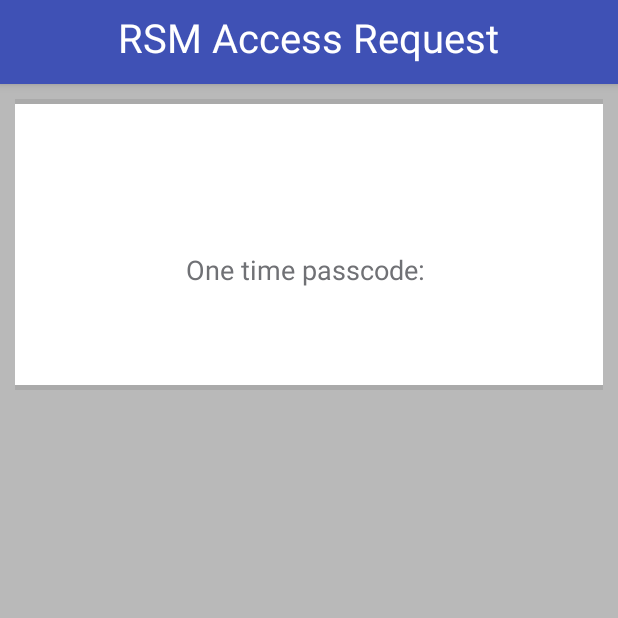
After one commit to jimboharrison/RSMAuthenticator, an Android app: the AccessRequestActivity screen opened directly, with no data from a screen before it, on a phone screen of 412 x 824 dp, the top half of it. The commit adds this screen. Run offline under Robolectric (Android 15) with nearby library versions, the phone set to English and light mode, and no system bars; 1 statement that could not run was skipped.

Commit message:
now brings down otp from gcm reciever

```diff
--- /dev/null
+++ b/app/src/main/java/com/rsm/rsmauthenticator/AccessRequestActivity.java
@@ -0,0 +1,51 @@
+package com.rsm.rsmauthenticator;
+
+import android.content.Intent;
+import android.os.Bundle;
+import android.support.design.widget.FloatingActionButton;
+import android.support.design.widget.Snackbar;
+import android.support.v7.app.AppCompatActivity;
+import android.support.v7.widget.Toolbar;
+import android.view.View;
+import android.widget.TextView;
+
+import java.text.ParseException;
+import java.text.SimpleDateFormat;
+import java.util.Date;
+
+public class AccessRequestActivity extends AppCompatActivity {
+
+    @Override
+    protected void onCreate(Bundle savedInstanceState) {
+        super.onCreate(savedInstanceState);
+        setContentView(R.layout.activity_access_request);
+
+        Intent myIntent = getIntent(); // gets the previously created intent
+        String otp = myIntent.getStringExtra("otp"); // will return otp
+        String requestTime = myIntent.getStringExtra("requestTime");
+        String username = myIntent.getStringExtra("username");
+        String appName = myIntent.getStringExtra("appName");
+
+
+
+        SimpleDateFormat format = new SimpleDateFormat(
+                "MMM EEE dd HH:mm:ss zzz yyyy");
+
+        try {
+            Date parseDate = format.parse(requestTime);
+        } catch (ParseException e) {
+            e.printStackTrace();
+        }
+
+        TextView tvUsername = (TextView)findViewById(R.id.requestusername);
+        TextView tvApp = (TextView)findViewById(R.id.requestapplication);
+        TextView tvDate = (TextView)findViewById(R.id.requestdate);
+        TextView tvOtp = (TextView) findViewById(R.id.requestotp);
+
+        tvUsername.setText(username);
+        tvApp.setText(appName);
+        tvDate.setText(requestTime);
+        tvOtp.setText(otp);
+    }
+
+}
--- a/app/src/main/java/com/rsm/rsmauthenticator/LoginActivity.java
+++ b/app/src/main/java/com/rsm/rsmauthenticator/LoginActivity.java
@@ -40,7 +40,7 @@ public class LoginActivity extends AppCompatActivity implements View.OnClickList
     String name, email, pass;
     Integer userId;
     String PROJECT_NUMBER = "540327761504";
-    String serverApiHost = "40.127.172.20";
+    String serverApiHost = "13.70.201.14";
     GCMClientManager pushClientManager;
 
     protected void onCreate(Bundle savedInstanceState) {
--- /dev/null
+++ b/app/src/main/res/layout/activity_access_request.xml
@@ -0,0 +1,96 @@
+<?xml version="1.0" encoding="utf-8"?>
+<LinearLayout xmlns:android="http://schemas.android.com/apk/res/android"
+    xmlns:app="http://schemas.android.com/apk/res-auto"
+    android:orientation="vertical"
+    android:layout_width="match_parent"
+    android:layout_height="match_parent"
+    android:weightSum="1"
+    android:background="#B9B9B9">
+
+    <android.support.design.widget.AppBarLayout
+        android:layout_width="match_parent"
+        android:layout_height="?attr/actionBarSize"
+        android:theme="@style/AppTheme.AppBarOverlay">
+
+        <TextView
+            android:layout_width="wrap_content"
+            android:layout_height="wrap_content"
+            android:text="RSM Access Request"
+            android:layout_gravity="center"
+            android:layout_marginTop="3pt"
+            android:textSize="12pt"
+            android:textColor="#fff"/>
+
+    </android.support.design.widget.AppBarLayout>
+
+
+    <LinearLayout
+        android:orientation="vertical"
+        android:layout_width="fill_parent"
+        android:layout_height="wrap_content"
+        android:layout_marginTop="10dp"
+        android:layout_marginLeft="10dp"
+        android:layout_marginRight="10dp"
+        android:layout_marginBottom="10dp"
+        android:background="#fff"
+        android:radius="2dp">
+
+        <View
+            android:layout_width="match_parent"
+            android:layout_height="3dp"
+            android:background="@android:color/darker_gray"/>
+
+        <TextView
+        android:id="@+id/requestusername"
+        android:layout_width="wrap_content"
+        android:layout_height="wrap_content"
+        android:layout_gravity="center"
+        android:layout_marginTop="10dp"
+        android:textStyle="bold"
+        android:textSize="10pt"
+        android:textColor="#3F9C35"/>
+
+        <TextView
+        android:id="@+id/requestapplication"
+        android:layout_width="wrap_content"
+        android:layout_height="wrap_content"
+        android:layout_gravity="center"
+        android:textSize="10pt"
+        android:textColor="#3F9C35"/>
+
+        <TextView
+            android:id="@+id/requestdate"
+            android:layout_width="wrap_content"
+            android:layout_height="wrap_content"
+            android:layout_gravity="center"
+            android:textSize="10pt"
+            android:textColor="#3F9C35"/>
+
+        <TextView
+            android:layout_width="wrap_content"
+            android:layout_height="wrap_content"
+            android:layout_gravity="center"
+            android:textSize="8pt"
+            android:text="One time passcode: "
+            android:textColor="#707175"/>
+
+        <TextView
+            android:id="@+id/requestotp"
+            android:layout_width="wrap_content"
+            android:layout_height="wrap_content"
+            android:layout_gravity="center"
+            android:textSize="15pt"
+            android:textColor="#707175"/>
+
+        <View
+            android:layout_width="match_parent"
+            android:layout_height="3dp"
+            android:layout_marginTop="20dp"
+            android:background="@android:color/darker_gray"/>
+
+
+    </LinearLayout>
+
+
+
+</LinearLayout>
--- a/app/src/main/res/values/strings.xml
+++ b/app/src/main/res/values/strings.xml
@@ -2,4 +2,5 @@
     <string name="app_name">RSMAuthenticator</string>
     <string name="action_settings">Settings</string>
     <string name="title_activity_login_device">LoginDeviceActivity</string>
+    <string name="title_activity_access_request">AccessRequestActivity</string>
 </resources>
```
Also changed, not shown: app/src/main/AndroidManifest.xml (+13 -13 lines), app/src/main/java/com/rsm/rsmauthenticator/GcmMessageHandler.java (+36 -6 lines), app/src/main/res/layout/content_access_request.xml (added, +15 -0 lines).
